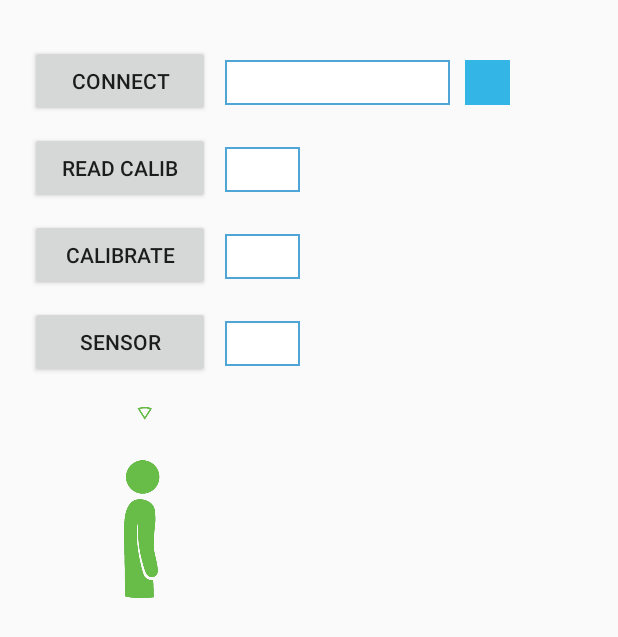
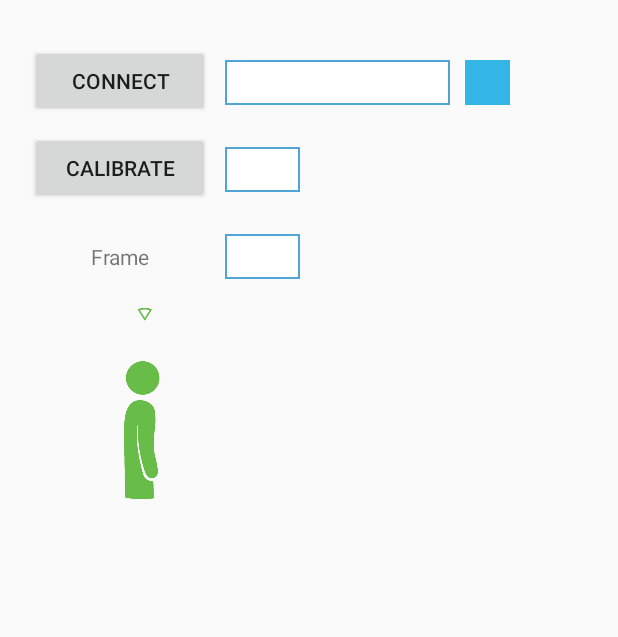
Before and after one commit to chaimup/URGoBle, an Android app: the layout activity_connection.xml on its own in the app's theme, with its tools: preview values and no code run, on a phone screen of 412 x 824 dp. Shown: the top 637 px of the screen. Run offline under Robolectric (Android 15) with nearby library versions, the phone set to English and light mode, and no system bars.

Commit message:
create real flow: when calibrating, wait for finish, read calibration and register sensor. some ui fixes

```diff
--- a/urgoble-sample/src/main/res/layout/activity_connection.xml
+++ b/urgoble-sample/src/main/res/layout/activity_connection.xml
@@ -50,31 +50,6 @@
                 />
         </RelativeLayout>
 
-    <RelativeLayout
-        android:layout_width="wrap_content"
-        android:layout_height="wrap_content"
-        android:layout_marginTop="10dp"
-        tools:context=".ConnectionActivity">
-
-        <Button
-            android:id="@+id/read"
-            android:layout_width="120dp"
-            android:layout_height="wrap_content"
-            android:text="Read Calib"
-            />
-
-        <TextView
-            android:id="@+id/readData"
-            android:layout_width="50dp"
-            android:layout_height="30dp"
-            android:layout_marginTop="10dp"
-            android:layout_marginLeft="10dp"
-            android:gravity="center"
-            android:background="@drawable/textframe"
-            android:layout_toRightOf="@+id/read"
-            />
-    </RelativeLayout>
-
         <RelativeLayout
             android:layout_width="wrap_content"
             android:layout_height="wrap_content"
@@ -107,11 +82,13 @@
             android:layout_marginTop="10dp"
             tools:context=".ConnectionActivity">
 
-            <Button
+            <TextView
                 android:id="@+id/sensor"
                 android:layout_width="120dp"
                 android:layout_height="wrap_content"
-                android:text="Sensor"
+                android:gravity="center"
+                android:layout_marginTop="15dp"
+                android:text="Frame"
                 />
 
             <TextView
--- a/urgoble/src/main/java/com/upright/goble/utils/Logger.java
+++ b/urgoble/src/main/java/com/upright/goble/utils/Logger.java
@@ -3,7 +3,7 @@ package com.upright.goble.utils;
 import android.util.Log;
 
 public class Logger {
-    public static final String TAG = "urblego";
+    public static final String TAG = "urgoble";
 
     public static void log(String message) {
         Log.i(TAG, message);
```
Also changed, not shown: urgoble-sample/src/main/java/com/upright/goble/sample/ConnectionActivity.java (+21 -34 lines), urgoble/src/main/java/com/upright/goble/connection/URGConnection.java (+53 -41 lines), urgoble/src/main/java/com/upright/goble/events/URGCalibEvent.java (added, +17 -0 lines).
